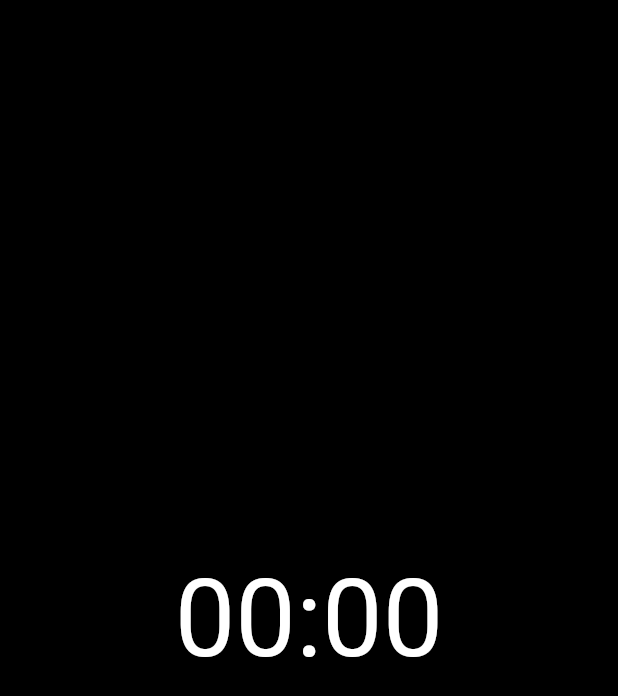
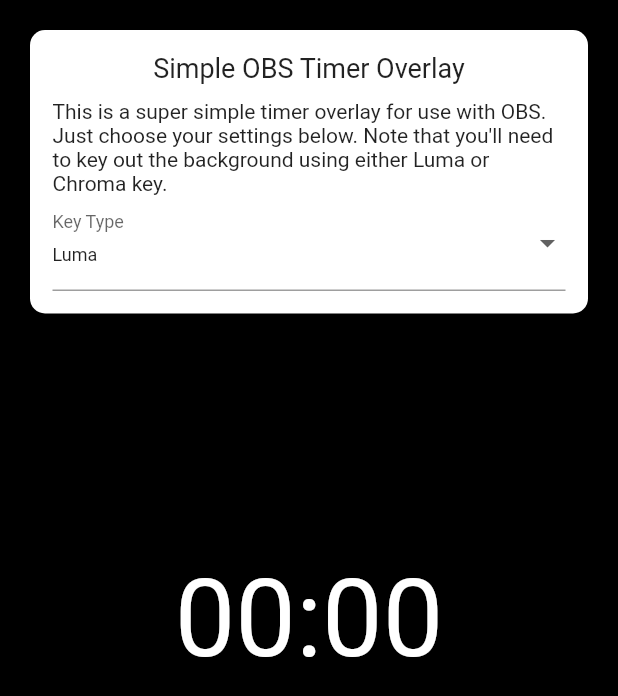
Before and after one commit to MatthewJones517/obs_countdown_timer, a Flutter app: the screen it shows after launch, on a phone screen of 412 x 824 dp. Shown: the top 696 px of the screen. Run offline on Flutter 3.47's test engine with Material 2 defaults, Android fonts, the phone set to English and light mode, and no system bars; our stand-ins replace google_fonts; Roboto replaces fonts that are missing (Concert One).

Commit message:
Added key type to settings panel

```diff
--- a/lib/src/screens/settings.dart
+++ b/lib/src/screens/settings.dart
@@ -1,12 +1,99 @@
 import 'package:flutter/material.dart';
+import 'package:google_fonts/google_fonts.dart';
+import 'package:obs_countdown_timer/src/services/settings_service.dart';
 import 'package:obs_countdown_timer/src/widgets/countdown_widget.dart';
+import 'package:obs_countdown_timer/src/models/preferences.dart';
+import 'package:provider/provider.dart';
 
 class SettingsScreen extends StatelessWidget {
   Widget build(context) {
     return Scaffold(
       body: Stack(
-        children: [CountdownWidget()],
+        children: [
+          CountdownWidget(),
+          settingsPanel(),
+        ],
       ),
     );
   }
+
+  Widget settingsPanel() {
+    return Container(
+      margin: EdgeInsets.all(20),
+      padding: EdgeInsets.all(15),
+      width: 425,
+      decoration: BoxDecoration(
+        color: Colors.white,
+        borderRadius: BorderRadius.all(Radius.circular(10)),
+      ),
+      child: Consumer<SettingsService>(
+        builder: (context, settingsService, child) {
+          return Column(
+            mainAxisSize: MainAxisSize.min,
+            children: [
+              settingsPanelHeader(),
+              settingsPanelDescription(),
+              settingsPanelKeyType(),
+            ],
+          );
+        },
+      ),
+    );
+  }
+
+  Widget settingsPanelHeader() {
+    return Text(
+      'Simple OBS Timer Overlay',
+      style: GoogleFonts.concertOne(
+        textStyle: TextStyle(
+          fontSize: 18,
+        ),
+      ),
+    );
+  }
+
+  Widget settingsPanelDescription() {
+    return Padding(
+      padding: EdgeInsets.only(
+        top: 10,
+      ),
+      child: Text(
+          "This is a super simple timer overlay for use with OBS. Just choose your settings below. Note that you'll need to key out the background using either Luma or Chroma key."),
+    );
+  }
+
+  Widget settingsPanelKeyType() {
+    return Consumer<SettingsService>(
+      builder: (context, settingsService, child) {
+        return DropdownButtonFormField(
+          value: 'Luma',
+          items: [
+            DropdownMenuItem(
+              value: 'Chroma',
+              child: dropdownText('Chroma'),
+            ),
+            DropdownMenuItem(
+              value: 'Luma',
+              child: dropdownText('Luma'),
+            ),
+          ],
+          onChanged: (String value) {
+            if (value == 'Chroma') {
+              settingsService.updateKeyType(KeyType.chroma);
+            } else {
+              settingsService.updateKeyType(KeyType.luma);
+            }
+          },
+          decoration: InputDecoration(labelText: 'Key Type'),
+        );
+      },
+    );
+  }
+
+  Widget dropdownText(String text) {
+    return Text(
+      text,
+      style: TextStyle(fontSize: 12),
+    );
+  }
 }
```
